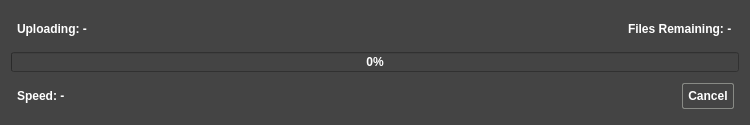
Before: the Qt Designer form ApolloExplorerPC/dialoguploadfile.ui in ronybeck/ApolloExplorer, drawn with Qt 5.
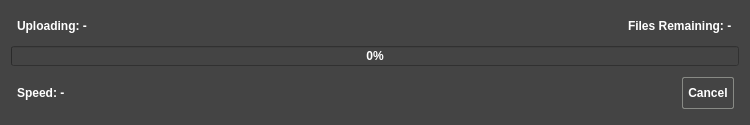
After: the same form once the commit is applied. Icons and pictures are not drawn.

What changed in the file:
```diff
--- a/ApolloExplorerPC/dialoguploadfile.ui
+++ b/ApolloExplorerPC/dialoguploadfile.ui
@@ -151,6 +151,61 @@
        <property name="enabled">
         <bool>true</bool>
        </property>
+       <property name="styleSheet">
+        <string notr="true">QWidget
+{	
+	background-color: #444444;
+	font: bold 12px;
+	color:  white;
+	font: 700 10pt &quot;Comfortaa&quot;;
+}
+QLabel{
+	padding-left: 3px;
+	padding-right: 3px;
+}
+
+QLineEdit
+{
+border: 1px solid rgb(136, 138, 133);
+}
+
+QPushButton
+{
+	margin: 5px;
+	padding: 5px;
+	border: 1px solid rgb(136, 138, 133);
+    border-radius: 2px;
+	text-align: center;
+	min-height: 20px;
+}
+QPushButton::pressed
+{
+	background-color: #555555;
+}
+QPushButton::hover
+{
+	border: 1px solid #aaaaaa;
+}
+QGroupBox
+{
+	padding: 1px;
+	margin: 1px;
+}
+
+QHeaderView::section
+{
+	margin: 2px;
+	padding: 2px;
+}
+
+QMenu::indicator {
+    border: 1px inset white;
+}
+QMenu::indicator:checked {
+    border: 1px inset white;
+	background: red;
+}</string>
+       </property>
        <property name="orientation">
         <enum>Qt::Horizontal</enum>
        </property>
```
